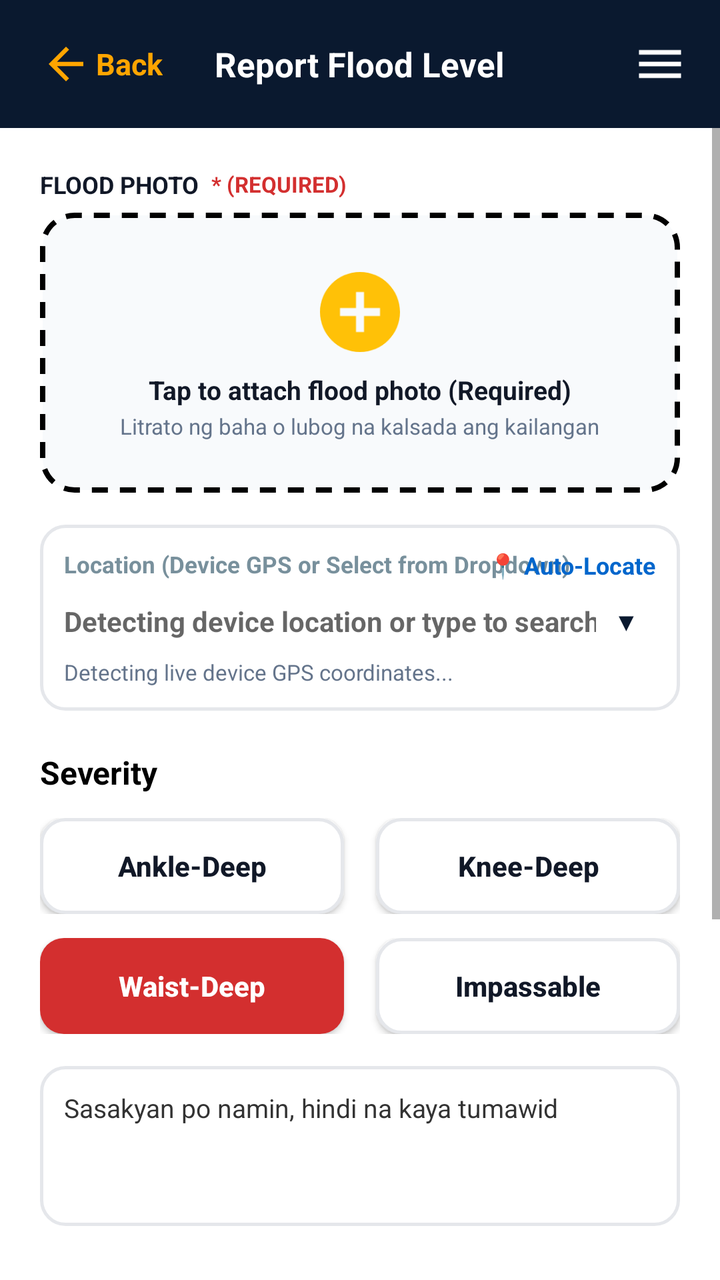
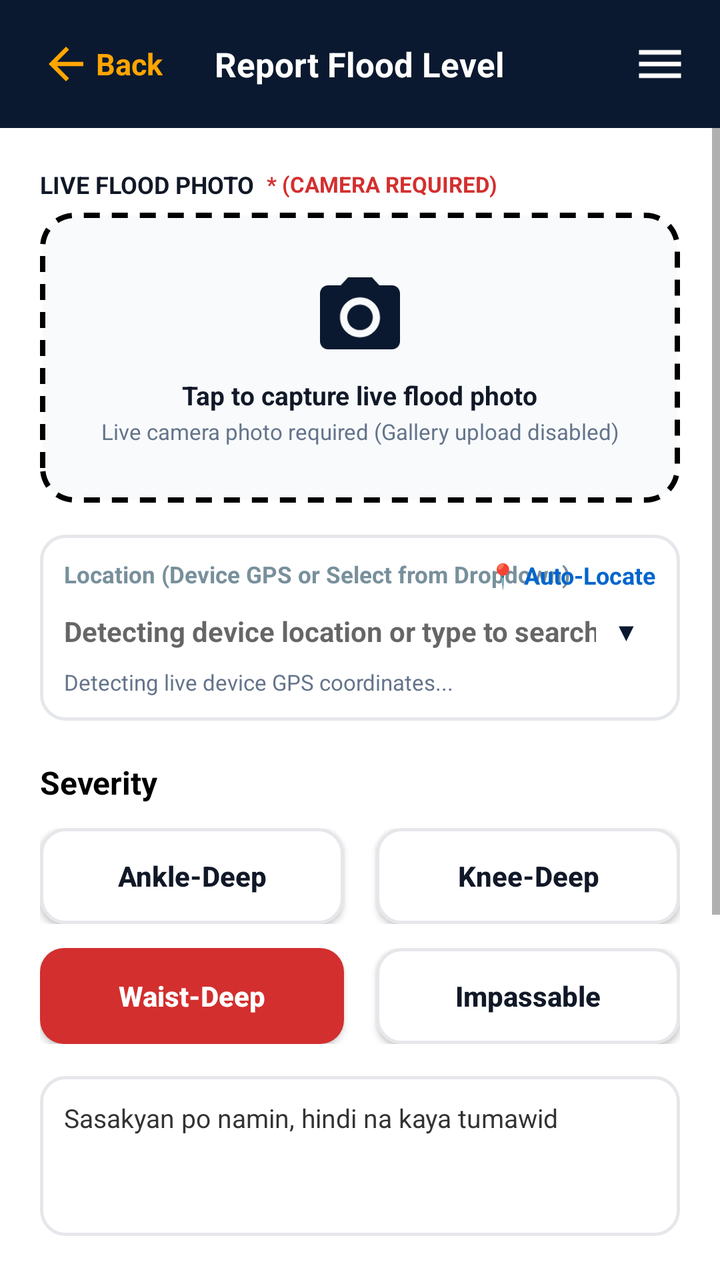

Compare the two renders of this Android layout. The source of the first and the diff that turns it into the second are given below.
<!-- AndroidManifest.xml: activity theme Theme.FloodGuard -->
<!-- res/layout/activity_report_flood.xml -->
<?xml version="1.0" encoding="utf-8"?>
<RelativeLayout xmlns:android="http://schemas.android.com/apk/res/android"
    android:layout_width="match_parent"
    android:layout_height="match_parent"
    android:background="@color/app_bg">

    
    <RelativeLayout
        android:id="@+id/headerBar"
        android:layout_width="match_parent"
        android:layout_height="64dp"
        android:background="#0A192F"
        android:paddingStart="16dp"
        android:paddingEnd="16dp"
        android:layout_alignParentTop="true">

        
        <LinearLayout
            android:id="@+id/btnHeaderBack"
            android:layout_width="wrap_content"
            android:layout_height="match_parent"
            android:layout_alignParentStart="true"
            android:gravity="center_vertical"
            android:orientation="horizontal"
            android:paddingStart="4dp"
            android:paddingEnd="10dp"
            android:background="?attr/selectableItemBackground"
            android:clickable="true"
            android:focusable="true">

            <ImageView
                android:layout_width="26dp"
                android:layout_height="26dp"
                android:src="@drawable/ic_back"
                android:contentDescription="Back" />

            <TextView
                android:layout_width="wrap_content"
                android:layout_height="wrap_content"
                android:layout_marginStart="2dp"
                android:text="Back"
                android:textColor="#FFA500"
                android:textSize="15sp"
                android:textStyle="bold" />
        </LinearLayout>

        
        <TextView
            android:layout_width="wrap_content"
            android:layout_height="wrap_content"
            android:layout_centerInParent="true"
            android:text="Report Flood Level"
            android:textColor="@android:color/white"
            android:textSize="17sp"
            android:textStyle="bold" />

        
        <ImageView
            android:id="@+id/menuIcon"
            android:layout_width="28dp"
            android:layout_height="28dp"
            android:layout_alignParentEnd="true"
            android:layout_centerVertical="true"
            android:src="@drawable/ic_menu"
            android:contentDescription="Menu" />
    </RelativeLayout>

    
    <ScrollView
        android:id="@+id/reportScrollView"
        android:layout_width="match_parent"
        android:layout_height="match_parent"
        android:layout_below="@id/headerBar"
        android:fillViewport="true"
        android:isScrollContainer="true"
        android:scrollbars="vertical"
        android:fadeScrollbars="false"
        android:overScrollMode="always"
        android:clipToPadding="false">

        <LinearLayout
            android:layout_width="match_parent"
            android:layout_height="wrap_content"
            android:orientation="vertical"
            android:paddingStart="20dp"
            android:paddingTop="20dp"
            android:paddingEnd="20dp"
            android:paddingBottom="100dp">

            
            <LinearLayout
                android:layout_width="match_parent"
                android:layout_height="wrap_content"
                android:orientation="horizontal"
                android:gravity="center_vertical"
                android:layout_marginBottom="6dp">

                <TextView
                    android:layout_width="wrap_content"
                    android:layout_height="wrap_content"
                    android:text="FLOOD PHOTO"
                    android:textColor="@color/text_primary"
                    android:textSize="12sp"
                    android:textStyle="bold" />

                <TextView
                    android:layout_width="wrap_content"
                    android:layout_height="wrap_content"
                    android:layout_marginStart="6dp"
                    android:text="* (REQUIRED)"
                    android:textColor="#D32F2F"
                    android:textSize="11sp"
                    android:textStyle="bold" />
            </LinearLayout>

            
            <FrameLayout
                android:id="@+id/photoPickerBox"
                android:layout_width="match_parent"
                android:layout_height="140dp"
                android:background="@drawable/dashed_border"
                android:clickable="true"
                android:focusable="true"
                android:layout_marginBottom="16dp">

                <ImageView
                    android:id="@+id/photoPreview"
                    android:layout_width="match_parent"
                    android:layout_height="match_parent"
                    android:scaleType="centerCrop"
                    android:visibility="gone"
                    android:contentDescription="Photo Preview" />

                <TextView
                    android:id="@+id/tvPhotoBadge"
                    android:layout_width="wrap_content"
                    android:layout_height="wrap_content"
                    android:layout_gravity="bottom|center_horizontal"
                    android:layout_marginBottom="8dp"
                    android:background="@drawable/icon_badge_bg"
                    android:paddingStart="12dp"
                    android:paddingTop="5dp"
                    android:paddingEnd="12dp"
                    android:paddingBottom="5dp"
                    android:text="✓ Flood Photo Attached • Tap to Change"
                    android:textColor="@android:color/white"
                    android:textSize="11sp"
                    android:textStyle="bold"
                    android:visibility="gone" />

                <LinearLayout
                    android:id="@+id/photoPlaceholder"
                    android:layout_width="wrap_content"
                    android:layout_height="wrap_content"
                    android:layout_gravity="center"
                    android:gravity="center"
                    android:orientation="vertical">

                    <ImageView
                        android:layout_width="48dp"
                        android:layout_height="48dp"
                        android:src="@drawable/ic_add_circle"
                        android:contentDescription="Add Photo" />

                    <TextView
                        android:layout_width="wrap_content"
                        android:layout_height="wrap_content"
                        android:layout_marginTop="6dp"
                        android:text="Tap to attach flood photo (Required)"
                        android:textColor="@color/text_primary"
                        android:textSize="13sp"
                        android:textStyle="bold" />

                    <TextView
                        android:layout_width="wrap_content"
                        android:layout_height="wrap_content"
                        android:layout_marginTop="2dp"
                        android:text="Litrato ng baha o lubog na kalsada ang kailangan"
                        android:textColor="#64748B"
                        android:textSize="11sp" />
                </LinearLayout>
            </FrameLayout>

            
            <LinearLayout
                android:layout_width="match_parent"
                android:layout_height="wrap_content"
                android:background="@drawable/search_bg"
                android:orientation="vertical"
                android:padding="12dp"
                android:layout_marginBottom="20dp">

                <RelativeLayout
                    android:layout_width="match_parent"
                    android:layout_height="wrap_content">

                    <TextView
                        android:layout_width="wrap_content"
                        android:layout_height="wrap_content"
                        android:layout_alignParentStart="true"
                        android:text="Location (Device GPS or Select from Dropdown)"
                        android:textColor="#78909C"
                        android:textSize="11.5sp"
                        android:textStyle="bold" />

                    <TextView
                        android:id="@+id/btnRefreshLocation"
                        android:layout_width="wrap_content"
                        android:layout_height="wrap_content"
                        android:layout_alignParentEnd="true"
                        android:text="📍 Auto-Locate"
                        android:textColor="#0066CC"
                        android:textSize="12sp"
                        android:textStyle="bold"
                        android:clickable="true"
                        android:focusable="true" />
                </RelativeLayout>

                <LinearLayout
                    android:layout_width="match_parent"
                    android:layout_height="wrap_content"
                    android:orientation="horizontal"
                    android:gravity="center_vertical"
                    android:layout_marginTop="6dp">

                    <AutoCompleteTextView
                        android:id="@+id/locationInput"
                        android:layout_width="0dp"
                        android:layout_height="wrap_content"
                        android:layout_weight="1"
                        android:background="@null"
                        android:completionThreshold="1"
                        android:dropDownWidth="match_parent"
                        android:dropDownHeight="220dp"
                        android:dropDownVerticalOffset="8dp"
                        android:popupBackground="@drawable/dropdown_menu_bg"
                        android:hint="Detecting device location or type to search..."
                        android:textColor="@color/text_primary"
                        android:textSize="14sp"
                        android:textStyle="bold"
                        android:paddingTop="4dp"
                        android:paddingBottom="4dp"
                        android:inputType="text"
                        android:imeOptions="actionDone" />

                    <TextView
                        android:id="@+id/btnClearLocation"
                        android:layout_width="28dp"
                        android:layout_height="28dp"
                        android:gravity="center"
                        android:text="✕"
                        android:textColor="#94A3B8"
                        android:textSize="13sp"
                        android:textStyle="bold"
                        android:visibility="gone"
                        android:clickable="true"
                        android:focusable="true" />

                    <TextView
                        android:id="@+id/btnLocationDropdown"
                        android:layout_width="30dp"
                        android:layout_height="28dp"
                        android:gravity="center"
                        android:text="▼"
                        android:textColor="#0A192F"
                        android:textSize="12sp"
                        android:textStyle="bold"
                        android:clickable="true"
                        android:focusable="true" />
                </LinearLayout>

                <TextView
                    android:id="@+id/locationCoordsText"
                    android:layout_width="match_parent"
                    android:layout_height="wrap_content"
                    android:layout_marginTop="4dp"
                    android:text="Detecting live device GPS coordinates..."
                    android:textColor="#64748B"
                    android:textSize="11sp" />
            </LinearLayout>

            
            <TextView
                android:layout_width="wrap_content"
                android:layout_height="wrap_content"
                android:text="Severity"
                android:textColor="#000000"
                android:textSize="16sp"
                android:textStyle="bold"
                android:layout_marginBottom="12dp" />

            
            <LinearLayout
                android:layout_width="match_parent"
                android:layout_height="wrap_content"
                android:orientation="vertical"
                android:layout_marginBottom="16dp">

                
                <LinearLayout
                    android:layout_width="match_parent"
                    android:layout_height="wrap_content"
                    android:orientation="horizontal"
                    android:layout_marginBottom="12dp">

                    <Button
                        android:id="@+id/btnAnkleDeep"
                        android:layout_width="0dp"
                        android:layout_height="48dp"
                        android:layout_weight="1"
                        android:background="@drawable/btn_severity_default"
                        android:text="Ankle-Deep"
                        android:textColor="@color/text_primary"
                        android:textStyle="bold"
                        android:textAllCaps="false"
                        android:layout_marginEnd="8dp" />

                    <Button
                        android:id="@+id/btnKneeDeep"
                        android:layout_width="0dp"
                        android:layout_height="48dp"
                        android:layout_weight="1"
                        android:background="@drawable/btn_severity_default"
                        android:text="Knee-Deep"
                        android:textColor="@color/text_primary"
                        android:textStyle="bold"
                        android:textAllCaps="false"
                        android:layout_marginStart="8dp" />
                </LinearLayout>

                
                <LinearLayout
                    android:layout_width="match_parent"
                    android:layout_height="wrap_content"
                    android:orientation="horizontal">

                    <Button
                        android:id="@+id/btnWaistDeep"
                        android:layout_width="0dp"
                        android:layout_height="48dp"
                        android:layout_weight="1"
                        android:background="@drawable/btn_severity_selected"
                        android:text="Waist-Deep"
                        android:textColor="@android:color/white"
                        android:textStyle="bold"
                        android:textAllCaps="false"
                        android:layout_marginEnd="8dp" />

                    <Button
                        android:id="@+id/btnImpassable"
                        android:layout_width="0dp"
                        android:layout_height="48dp"
                        android:layout_weight="1"
                        android:background="@drawable/btn_severity_default"
                        android:text="Impassable"
                        android:textColor="@color/text_primary"
                        android:textStyle="bold"
                        android:textAllCaps="false"
                        android:layout_marginStart="8dp" />
                </LinearLayout>

            </LinearLayout>

            
            <EditText
                android:id="@+id/notesInput"
                android:layout_width="match_parent"
                android:layout_height="80dp"
                android:background="@drawable/search_bg"
                android:padding="12dp"
                android:gravity="top|start"
                android:hint="Notes (optional) • Karagdagang detalye..."
                android:text="Sasakyan po namin, hindi na kaya tumawid"
                android:textSize="13sp"
                android:textColor="#333333"
                android:layout_marginBottom="24dp"
                android:scrollbars="vertical"
                android:overScrollMode="always"
                android:inputType="textMultiLine|textCapSentences" />

            
            <CheckBox
                android:id="@+id/chkSendSmsOnSubmit"
                android:layout_width="match_parent"
                android:layout_height="wrap_content"
                android:text="Broadcast Emergency Alert"
                android:textColor="@color/text_primary"
                android:textSize="13sp"
                android:textStyle="bold"
                android:checked="false"
                android:visibility="gone"
                android:layout_marginBottom="10dp" />

            
            <TextView
                android:id="@+id/tvRemainingReports"
                android:layout_width="match_parent"
                android:layout_height="wrap_content"
                android:text="Daily Report Limit: 4 / 4 remaining today (Resets daily)"
                android:textColor="#0066CC"
                android:textSize="13sp"
                android:textStyle="bold"
                android:gravity="center"
                android:layout_marginBottom="12dp" />

            
            <Button
                android:id="@+id/submitReportButton"
                android:layout_width="match_parent"
                android:layout_height="52dp"
                android:background="@drawable/btn_yellow"
                android:text="SUBMIT REPORT"
                android:textColor="#000000"
                android:textSize="15sp"
                android:textStyle="bold" />

            
            <Button
                android:id="@+id/btnCancelReport"
                android:layout_width="match_parent"
                android:layout_height="50dp"
                android:layout_marginTop="10dp"
                android:layout_marginBottom="24dp"
                android:background="@drawable/btn_severity_default"
                android:text="← BACK / CANCEL"
                android:textColor="#1E293B"
                android:textSize="14sp"
                android:textStyle="bold" />

        </LinearLayout>
    </ScrollView>

</RelativeLayout>
<!-- resources referenced by this layout -->
<resources>
  <color name="app_bg">#FFFFFF</color>
  <color name="text_primary">#111827</color>
  <!-- drawable btn_severity_default (drawable) -->
  <?xml version="1.0" encoding="utf-8"?>
  <shape xmlns:android="http://schemas.android.com/apk/res/android"
      android:shape="rectangle">
      <solid android:color="@color/card_bg" />
      <corners android:radius="12dp" />
      <stroke
          android:width="1.5dp"
          android:color="@color/card_stroke" />
  </shape>
  <!-- drawable btn_severity_selected (drawable) -->
  <?xml version="1.0" encoding="utf-8"?>
  <shape xmlns:android="http://schemas.android.com/apk/res/android"
      android:shape="rectangle">
      <solid android:color="#D32F2F" />
      <corners android:radius="12dp" />
  </shape>
  <!-- drawable btn_yellow (drawable) -->
  <?xml version="1.0" encoding="utf-8"?>
  <shape xmlns:android="http://schemas.android.com/apk/res/android"
      android:shape="rectangle">
      <solid android:color="#FFC107" />
      <corners android:radius="12dp" />
  </shape>
  <!-- drawable dashed_border (drawable) -->
  <?xml version="1.0" encoding="utf-8"?>
  <shape xmlns:android="http://schemas.android.com/apk/res/android"
      android:shape="rectangle">
      <solid android:color="#F8FAFC" />
      <corners android:radius="16dp" />
      <stroke
          android:width="2.5dp"
          android:color="#000000"
          android:dashWidth="8dp"
          android:dashGap="6dp" />
  </shape>
  <!-- drawable dropdown_menu_bg (drawable) -->
  <?xml version="1.0" encoding="utf-8"?>
  <shape xmlns:android="http://schemas.android.com/apk/res/android"
      android:shape="rectangle">
      <solid android:color="#FFFFFF" />
      <corners android:radius="16dp" />
      <stroke
          android:width="1dp"
          android:color="#E5E7EB" />
  </shape>
  <!-- drawable ic_add_circle (drawable) -->
  <vector xmlns:android="http://schemas.android.com/apk/res/android"
      android:width="52dp"
      android:height="52dp"
      android:viewportWidth="24"
      android:viewportHeight="24">
      <path
          android:fillColor="#FFC107"
          android:pathData="M12,2C6.48,2 2,6.48 2,12s4.48,10 10,10 10,-4.48 10,-10S17.52,2 12,2zm5,11h-4v4h-2v-4H7v-2h4V7h2v4h4v2z" />
  </vector>
  <!-- drawable ic_back (drawable) -->
  <vector xmlns:android="http://schemas.android.com/apk/res/android"
      android:width="24dp"
      android:height="24dp"
      android:viewportWidth="24"
      android:viewportHeight="24">
    <path
        android:fillColor="#FFA500"
        android:pathData="M20,11H7.83l5.59,-5.59L12,4l-8,8 8,8 1.41,-1.41L7.83,13H20v-2z"/>
  </vector>
  <!-- drawable ic_menu (drawable) -->
  <vector xmlns:android="http://schemas.android.com/apk/res/android"
      android:width="28dp"
      android:height="28dp"
      android:viewportWidth="24"
      android:viewportHeight="24">
      <path
          android:fillColor="#FFFFFF"
          android:pathData="M3,18h18v-2H3v2zm0,-5h18v-2H3v2zm0,-7v2h18V6H3z" />
  </vector>
  <!-- drawable icon_badge_bg (drawable) -->
  <?xml version="1.0" encoding="utf-8"?>
  <shape xmlns:android="http://schemas.android.com/apk/res/android"
      android:shape="rectangle">
      <solid android:color="#0A192F" />
      <corners android:radius="10dp" />
  </shape>
  <!-- drawable search_bg (drawable) -->
  <?xml version="1.0" encoding="utf-8"?>
  <shape xmlns:android="http://schemas.android.com/apk/res/android"
      android:shape="rectangle">
      <solid android:color="@color/card_bg" />
      <corners android:radius="12dp" />
      <stroke
          android:width="1.5dp"
          android:color="@color/card_stroke" />
  </shape>
  <style name="Theme.FloodGuard" parent="Theme.AppCompat.DayNight.NoActionBar">
          <item name="windowActionBar">false</item>
          <item name="windowNoTitle">true</item>
      </style>
  <color name="card_bg">#FFFFFF</color>
  <color name="card_stroke">#E5E7EB</color>
</resources>

<!-- the commit's change to res/layout/activity_report_flood.xml (unified diff, before → after) -->
@@ -98,7 +98,7 @@
                 <TextView
                     android:layout_width="wrap_content"
                     android:layout_height="wrap_content"
-                    android:text="FLOOD PHOTO"
+                    android:text="LIVE FLOOD PHOTO"
                     android:textColor="@color/text_primary"
                     android:textSize="12sp"
                     android:textStyle="bold" />
@@ -107,7 +107,7 @@
                     android:layout_width="wrap_content"
                     android:layout_height="wrap_content"
                     android:layout_marginStart="6dp"
-                    android:text="* (REQUIRED)"
+                    android:text="* (CAMERA REQUIRED)"
                     android:textColor="#D32F2F"
                     android:textSize="11sp"
                     android:textStyle="bold" />
@@ -117,7 +117,7 @@
             <FrameLayout
                 android:id="@+id/photoPickerBox"
                 android:layout_width="match_parent"
-                android:layout_height="140dp"
+                android:layout_height="145dp"
                 android:background="@drawable/dashed_border"
                 android:clickable="true"
                 android:focusable="true"
@@ -129,7 +129,7 @@
                     android:layout_height="match_parent"
                     android:scaleType="centerCrop"
                     android:visibility="gone"
-                    android:contentDescription="Photo Preview" />
+                    android:contentDescription="Captured Photo Preview" />
 
                 <TextView
                     android:id="@+id/tvPhotoBadge"
@@ -142,7 +142,7 @@
                     android:paddingTop="5dp"
                     android:paddingEnd="12dp"
                     android:paddingBottom="5dp"
-                    android:text="✓ Flood Photo Attached • Tap to Change"
+                    android:text="📷 Camera Photo Attached • Tap to Retake"
                     android:textColor="@android:color/white"
                     android:textSize="11sp"
                     android:textStyle="bold"
@@ -159,14 +159,14 @@
                     <ImageView
                         android:layout_width="48dp"
                         android:layout_height="48dp"
-                        android:src="@drawable/ic_add_circle"
-                        android:contentDescription="Add Photo" />
+                        android:src="@drawable/ic_camera"
+                        android:contentDescription="Capture Photo" />
 
                     <TextView
                         android:layout_width="wrap_content"
                         android:layout_height="wrap_content"
                         android:layout_marginTop="6dp"
-                        android:text="Tap to attach flood photo (Required)"
+                        android:text="Tap to capture live flood photo"
                         android:textColor="@color/text_primary"
                         android:textSize="13sp"
                         android:textStyle="bold" />
@@ -175,7 +175,7 @@
                         android:layout_width="wrap_content"
                         android:layout_height="wrap_content"
                         android:layout_marginTop="2dp"
-                        android:text="Litrato ng baha o lubog na kalsada ang kailangan"
+                        android:text="Live camera photo required (Gallery upload disabled)"
                         android:textColor="#64748B"
                         android:textSize="11sp" />
                 </LinearLayout>
<!-- resource entries referenced after the edit -->
@@ -48,16 +48,6 @@
           android:width="1dp"
           android:color="#E5E7EB" />
   </shape>
-  <!-- drawable ic_add_circle (drawable) -->
-  <vector xmlns:android="http://schemas.android.com/apk/res/android"
-      android:width="52dp"
-      android:height="52dp"
-      android:viewportWidth="24"
-      android:viewportHeight="24">
-      <path
-          android:fillColor="#FFC107"
-          android:pathData="M12,2C6.48,2 2,6.48 2,12s4.48,10 10,10 10,-4.48 10,-10S17.52,2 12,2zm5,11h-4v4h-2v-4H7v-2h4V7h2v4h4v2z" />
-  </vector>
   <!-- drawable ic_back (drawable) -->
   <vector xmlns:android="http://schemas.android.com/apk/res/android"
       android:width="24dp"
@@ -67,6 +57,16 @@
     <path
         android:fillColor="#FFA500"
         android:pathData="M20,11H7.83l5.59,-5.59L12,4l-8,8 8,8 1.41,-1.41L7.83,13H20v-2z"/>
+  </vector>
+  <!-- drawable ic_camera (drawable) -->
+  <vector xmlns:android="http://schemas.android.com/apk/res/android"
+      android:width="48dp"
+      android:height="48dp"
+      android:viewportWidth="24"
+      android:viewportHeight="24">
+      <path
+          android:fillColor="#0A192F"
+          android:pathData="M12,12m-3.2,0a3.2,3.2 0,1 1,6.4 0a3.2,3.2 0,1 1,-6.4 0 M9,2L7.17,4H4c-1.1,0 -2,0.9 -2,2v12c0,1.1 0.9,2 2,2h16c1.1,0 2,-0.9 2,-2V6c0,-1.1 -0.9,-2 -2,-2h-3.17L15,2H9zm3,15c-2.76,0 -5,-2.24 -5,-5s2.24,-5 5,-5 5,2.24 5,5 -2.24,5 -5,5z" />
   </vector>
   <!-- drawable ic_menu (drawable) -->
   <vector xmlns:android="http://schemas.android.com/apk/res/android"
